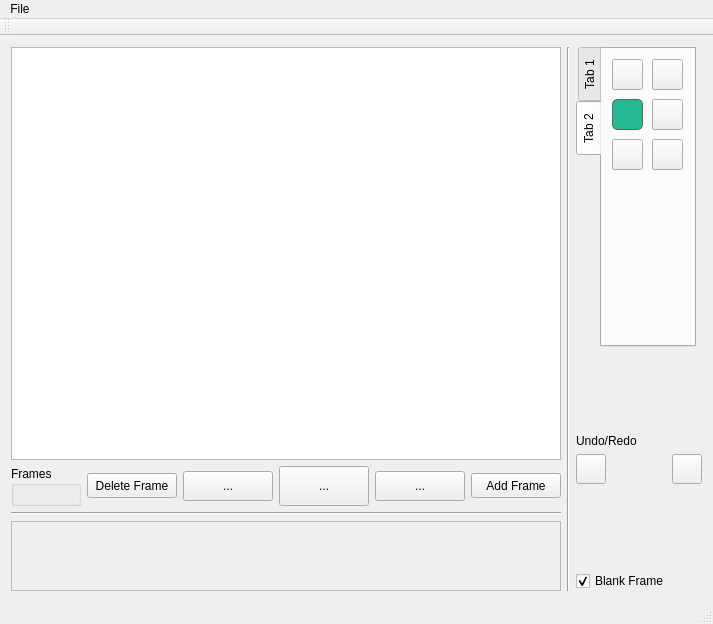
This is Sprite_Editor_Extreme/mainwindow.ui in jokthefoo/Sprite-Editor as Qt 5 draws it before an edit. The edited form follows.
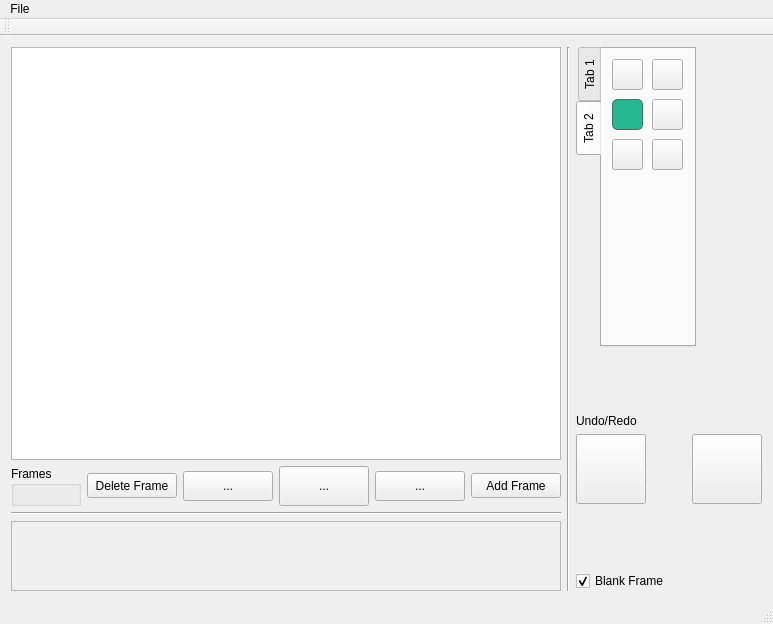
This is the edited form. Custom widgets are drawn as their Qt base class.

Commit message: ui changes and configuration window changes

The edit to the form file:
```diff
--- a/Sprite_Editor_Extreme/mainwindow.ui
+++ b/Sprite_Editor_Extreme/mainwindow.ui
@@ -185,6 +185,9 @@
     </item>
     <item>
      <layout class="QVBoxLayout" name="verticalLayout_2" stretch="0,0,0,0,0,0">
+      <property name="sizeConstraint">
+       <enum>QLayout::SetDefaultConstraint</enum>
+      </property>
       <item>
        <widget class="QTabWidget" name="tabWidget">
         <property name="sizePolicy">
@@ -514,6 +517,9 @@
         <property name="orientation">
          <enum>Qt::Vertical</enum>
         </property>
+        <property name="sizeType">
+         <enum>QSizePolicy::MinimumExpanding</enum>
+        </property>
         <property name="sizeHint" stdset="0">
          <size>
           <width>20</width>
@@ -541,8 +547,14 @@
           </property>
           <property name="minimumSize">
            <size>
-            <width>30</width>
-            <height>30</height>
+            <width>70</width>
+            <height>70</height>
+           </size>
+          </property>
+          <property name="maximumSize">
+           <size>
+            <width>70</width>
+            <height>70</height>
            </size>
           </property>
           <property name="autoFillBackground">
@@ -558,6 +570,9 @@
           <property name="orientation">
            <enum>Qt::Horizontal</enum>
           </property>
+          <property name="sizeType">
+           <enum>QSizePolicy::Fixed</enum>
+          </property>
           <property name="sizeHint" stdset="0">
            <size>
             <width>40</width>
@@ -576,8 +591,14 @@
           </property>
           <property name="minimumSize">
            <size>
-            <width>30</width>
-            <height>30</height>
+            <width>70</width>
+            <height>70</height>
+           </size>
+          </property>
+          <property name="maximumSize">
+           <size>
+            <width>70</width>
+            <height>70</height>
            </size>
           </property>
           <property name="autoFillBackground">
@@ -626,7 +647,7 @@
      <x>0</x>
      <y>0</y>
      <width>713</width>
-     <height>22</height>
+     <height>19</height>
     </rect>
    </property>
    <widget class="QMenu" name="menuFile">
```
Left out of the diff: 11 changed lines with no effect on the pictures. The commit also changes 5 other files.
